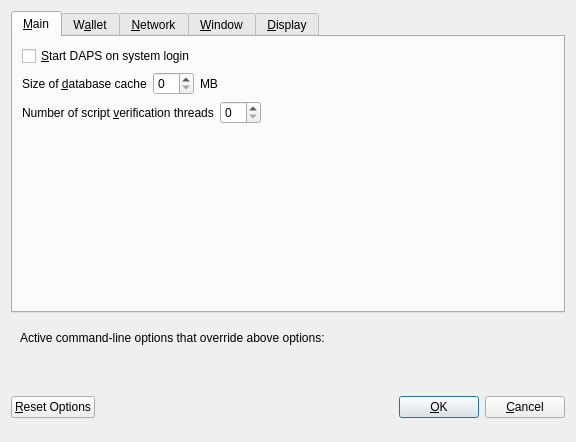
Before: the Qt Designer form src/qt/forms/optionsdialog.ui in nashsclay/DAPSCoin, drawn with Qt 5.
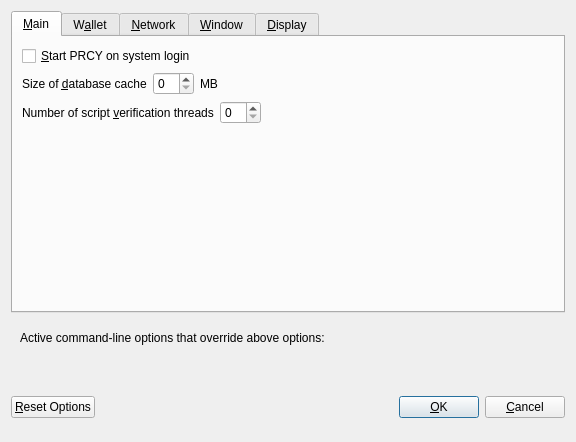
After: the same form once the commit is applied. Custom widgets are drawn as their Qt base class.

Commit message: convert to PRCY

```diff
--- a/src/qt/forms/optionsdialog.ui
+++ b/src/qt/forms/optionsdialog.ui
@@ -33,7 +33,7 @@
           <string>Automatically start DAPS after logging in to the system.</string>
          </property>
          <property name="text">
-          <string>&amp;Start DAPS on system login</string>
+          <string>&amp;Start PRCY on system login</string>
          </property>
         </widget>
        </item>
```
Left out of the diff: 10 changed lines with no effect on the pictures. The commit also changes 392 other files.
